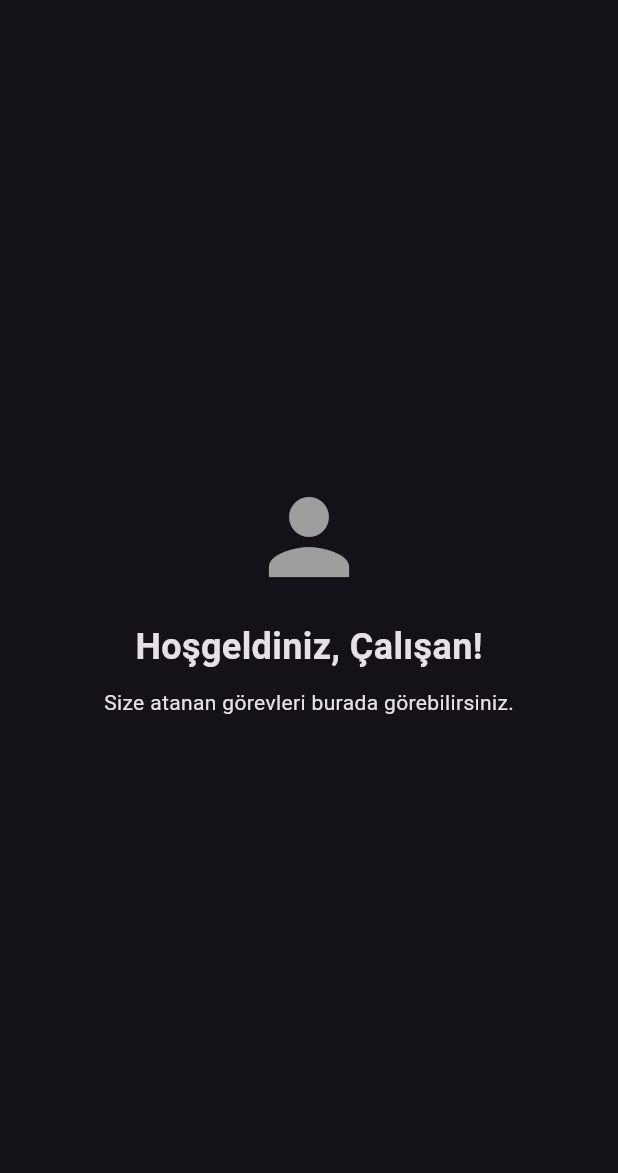
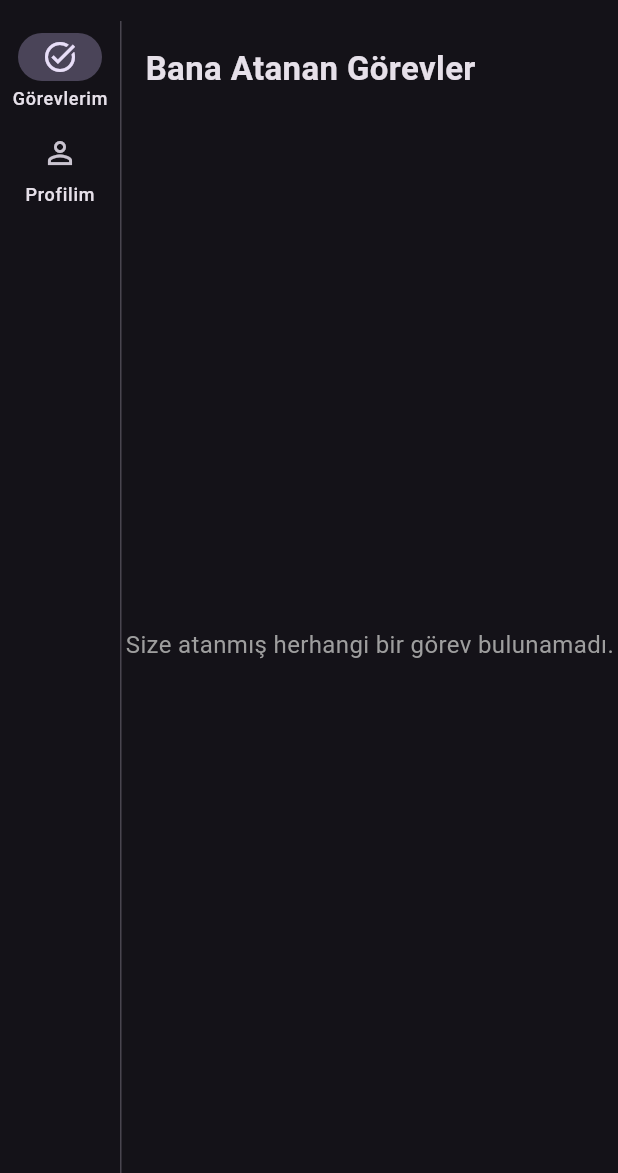
Before and after one commit to akatakan03/gorev_takip_app_web, a Flutter app: the EmployeeDashboard screen opened directly, on a phone screen of 412 x 824 dp, the part 63-1236 px from its top. Run offline on Flutter 3.47's test engine with Material 3 defaults, Android fonts, the phone set to English and light mode, and no system bars; our stand-ins replace cloud_firestore, firebase_auth, firebase_core; accounts and stored records are empty.

Commit message:
Personel görünümü güncellendi. Sayfa yapısı kullanıldı. Personel görevlerini takip edebiliyor

```diff
--- a/lib/screens/dashboards/employee_dashboard.dart
+++ b/lib/screens/dashboards/employee_dashboard.dart
@@ -1,31 +1,78 @@
 import 'package:flutter/material.dart';
-// Ortak AppBar'ı import et
 import 'package:gorev_takip_app_web/widgets/common_app_bar.dart';
 
+// --- YENİ IMPORTLAR ---
+// Oluşturduğumuz yeni 'employee_pages' (çalışan sayfaları) dosyalarını import et
+import 'package:gorev_takip_app_web/screens/dashboards/employee_pages/my_tasks_page.dart';
+import 'package:gorev_takip_app_web/screens/dashboards/employee_pages/employee_profile_page.dart';
+// ----------------------
+
 // --- Çalışan Paneli ---
-class EmployeeDashboard extends StatelessWidget {
+// Bu widget (bileşen) artık 'AdminDashboard' (Admin Paneli) gibi bir
+// 'StatefulWidget' (Durum Bilgili Bileşen) ve 'NavigationRail' (Yan Navigasyon Çubuğu)
+// içeren bir "ana çerçeve" (shell - kabuk) olacak.
+class EmployeeDashboard extends StatefulWidget {
   const EmployeeDashboard({super.key});
+
+  @override
+  State<EmployeeDashboard> createState() => _EmployeeDashboardState();
+}
+
+class _EmployeeDashboardState extends State<EmployeeDashboard> {
+  int _selectedIndex = 0; // Hangi sekmenin seçili olduğunu tutar
+
+  // Çalışanın göreceği sayfaların listesi
+  static const List<Widget> _employeePages = <Widget>[
+    MyTasksPage(), // Index 0 (Az önce oluşturduğumuz görev listesi)
+    EmployeeProfilePage(), // Index 1 (Az önce oluşturduğumuz boş profil sayfası)
+  ];
 
   @override
   Widget build(BuildContext context) {
     return Scaffold(
-      appBar: const CommonAppBar(title: 'Çalışan Paneli'), // Ortak AppBar'ı kullan
-      body: Center(
-        child: Column(
-          mainAxisAlignment: MainAxisAlignment.center,
-          children: [
-            const Icon(Icons.person, size: 80, color: Colors.grey),
-            const SizedBox(height: 16),
-            const Text(
-              'Hoşgeldiniz, Çalışan!',
-              style: TextStyle(fontSize: 24, fontWeight: FontWeight.bold),
-            ),
-            const SizedBox(height: 10),
-            const Text('Size atanan görevleri burada görebilirsiniz.'),
-            // TODO: Buraya sadece bu çalışana atanan görevlerin listesi gelecek.
-          ],
-        ),
+      appBar: const CommonAppBar(title: 'Çalışan Paneli'), // Ortak AppBar'ı (Üst Çubuk) kullan
+      body: Row(
+        children: <Widget>[
+          // Sol Navigasyon Menüsü (NavigationRail)
+          NavigationRail(
+            selectedIndex: _selectedIndex, // Seçili olan index'i (dizin) al
+            onDestinationSelected: (int index) {
+              // Yeni bir sekmeye tıklandığında 'state'i (durum) güncelle
+              setState(() {
+                _selectedIndex = index;
+              });
+            },
+            extended: false, // Sadece ikonlar görünsün (genişletilebilir)
+            labelType: NavigationRailLabelType.all, // İkonların altında metinleri göster
+            destinations: const <NavigationRailDestination>[
+              // Sekme 0: Görevlerim
+              NavigationRailDestination(
+                icon: Icon(Icons.task_alt_outlined),
+                selectedIcon: Icon(Icons.task_alt),
+                label: Text('Görevlerim'),
+              ),
+              // Sekme 1: Profilim
+              NavigationRailDestination(
+                icon: Icon(Icons.person_outline),
+                selectedIcon: Icon(Icons.person),
+                label: Text('Profilim'),
+              ),
+            ],
+          ),
+
+          const VerticalDivider(thickness: 1, width: 1), // Ayırıcı çizgi
+
+          // Ana İçerik Alanı
+          // Seçili olan index'e (dizin) göre '_employeePages' (çalışan sayfaları)
+          // listesinden ilgili sayfayı gösterir.
+          Expanded(
+            child: _employeePages[_selectedIndex],
+          ),
+        ],
       ),
+      // Çalışan panelinde bir 'FloatingActionButton'a (Kayan Eylem Düğmesi)
+      // ihtiyacımız yok, çünkü eylemler kartların içinde.
+      // floatingActionButton: null,
     );
   }
 }
```
Also changed, not shown: lib/screens/dashboards/employee_pages/employee_profile_page.dart (added, +24 -0 lines), lib/screens/dashboards/employee_pages/my_tasks_page.dart (added, +291 -0 lines).
